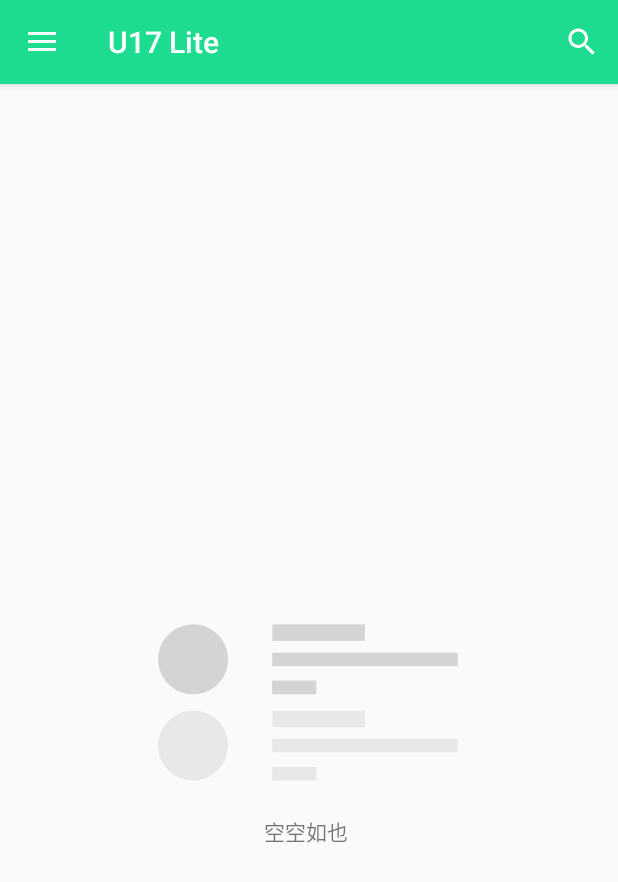
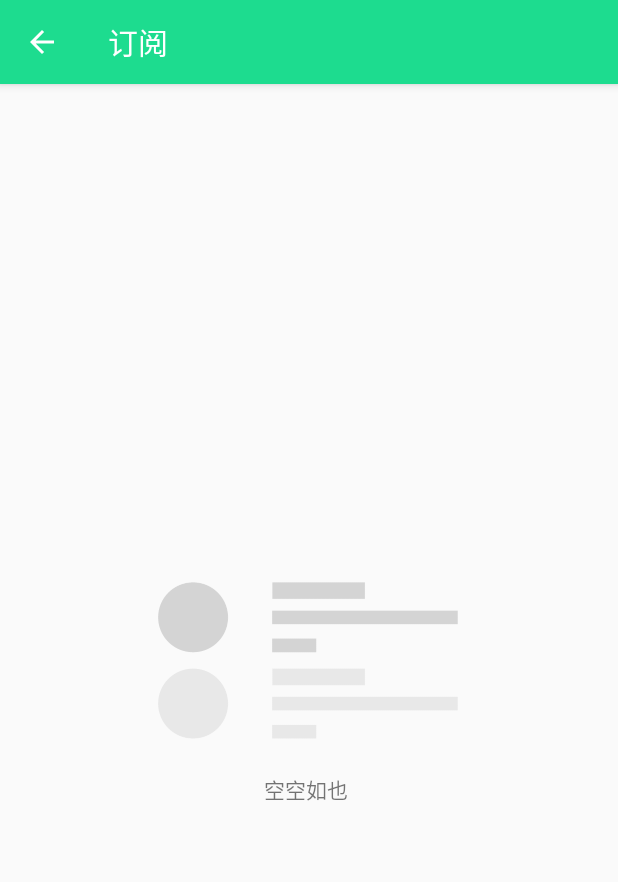
Before and after one commit to qyanzh/U17Lite, an Android app: the screen it shows after launch (MainActivity before the commit, SubscribeActivity after it), in the side drawer, after a tap on "订阅", on a phone screen of 412 x 824 dp. Shown: the top 882 px of the screen. Run offline under Robolectric (Android 15) with nearby library versions, the phone set to English and light mode, and no system bars; our stand-ins replace Room's generated code; pictures from the network do not load; 2 statements that could not run were skipped.

Commit message:
漫画订阅列表

```diff
--- a/app/src/main/AndroidManifest.xml
+++ b/app/src/main/AndroidManifest.xml
@@ -16,7 +16,9 @@
         android:theme="@style/AppTheme"
         android:usesCleartextTraffic="true"
         tools:ignore="AllowBackup,GoogleAppIndexingWarning,InnerclassSeparator">
-        <activity android:name=".activities.TestActivity"></activity>
+        <activity android:name=".activities.DownloadActivity"></activity>
+        <activity android:name=".activities.SubscribeActivity" />
+        <activity android:name=".activities.TestActivity" />
         <activity
             android:name=".activities.ReaderActivity"
             android:configChanges="orientation|keyboardHidden|screenSize"
--- a/app/src/main/java/com/example/u17lite/activities/MainActivity.kt
+++ b/app/src/main/java/com/example/u17lite/activities/MainActivity.kt
@@ -78,6 +78,11 @@ class MainActivity : AppCompatActivity(), NavigationView.OnNavigationItemSelecte
         }
     }
 
+    override fun onDestroy() {
+        super.onDestroy()
+        isForeground = false
+    }
+
     private fun runSubscribeThread() {
         isForeground = true
         Thread {
@@ -139,11 +144,6 @@ class MainActivity : AppCompatActivity(), NavigationView.OnNavigationItemSelecte
         notificationManager.createNotificationChannel(channel)
     }
 
-    override fun onDestroy() {
-        super.onDestroy()
-        isForeground = false
-    }
-
 
     override fun onCreateOptionsMenu(menu: Menu): Boolean {
         menuInflater.inflate(R.menu.main, menu)
@@ -174,10 +174,12 @@ class MainActivity : AppCompatActivity(), NavigationView.OnNavigationItemSelecte
 
             }
             R.id.nav_download -> {
-                startActivity(Intent(this, TestActivity::class.java))
             }
             R.id.nav_star -> {
-
+                startActivity(Intent(this, SubscribeActivity::class.java))
+            }
+            R.id.nav_test -> {
+                startActivity(Intent(this, TestActivity::class.java))
             }
         }
         drawerLayout.closeDrawer(GravityCompat.START)
--- /dev/null
+++ b/app/src/main/java/com/example/u17lite/activities/SubscribeActivity.kt
@@ -0,0 +1,45 @@
+package com.example.u17lite.activities
+
+import android.os.Bundle
+import android.view.MenuItem
+import androidx.appcompat.app.AppCompatActivity
+import androidx.recyclerview.widget.LinearLayoutManager
+import com.example.u17lite.R
+import com.example.u17lite.adapters.ComicAdapter
+import com.example.u17lite.dataBeans.Comic
+import com.example.u17lite.dataBeans.getDatabase
+import kotlinx.android.synthetic.main.activity_subscribe.*
+
+class SubscribeActivity : AppCompatActivity() {
+
+    override fun onCreate(savedInstanceState: Bundle?) {
+        super.onCreate(savedInstanceState)
+        setContentView(R.layout.activity_subscribe)
+        supportActionBar?.let {
+            it.setDisplayHomeAsUpEnabled(true)
+            it.title = "订阅"
+        }
+        val list = mutableListOf<Comic>()
+        Thread {
+            list.addAll(getDatabase(this).comicDao().getSubscribedList())
+            runOnUiThread {
+                rcvComicList.apply {
+                    adapter = ComicAdapter(list, this@SubscribeActivity)
+                    emptyView = emptyview
+                    setHasFixedSize(true)
+                    layoutManager = LinearLayoutManager(this@SubscribeActivity)
+                }
+            }
+        }.start()
+    }
+
+    override fun onOptionsItemSelected(item: MenuItem?): Boolean {
+        return when (item?.itemId) {
+            android.R.id.home -> {
+                onBackPressed()
+                true
+            }
+            else -> super.onOptionsItemSelected(item)
+        }
+    }
+}
--- a/app/src/main/java/com/example/u17lite/adapters/ChapterAdapter.kt
+++ b/app/src/main/java/com/example/u17lite/adapters/ChapterAdapter.kt
@@ -9,6 +9,7 @@ import android.widget.Toast
 import androidx.recyclerview.widget.RecyclerView
 import com.bumptech.glide.Glide
 import com.example.u17lite.R
+import com.example.u17lite.activities.ChapterActivity
 import com.example.u17lite.activities.ReaderActivity
 import com.example.u17lite.dataBeans.Chapter
 import com.example.u17lite.isWebConnect
@@ -32,8 +33,8 @@ class ChapterAdapter(
                             view.context,
                             ReaderActivity::class.java
                         ).apply {
-                            putExtra("comicId", chapter.chapterId)
-                            putExtra("chapterName", chapter.name)
+                            putExtra("download", (activity as ChapterActivity).download)
+                            putExtra("chapter", chapter)
                         })
                 } else {
                     Toast.makeText(activity, "请检查网络连接", Toast.LENGTH_SHORT).show()
--- a/app/src/main/java/com/example/u17lite/adapters/ComicAdapter.kt
+++ b/app/src/main/java/com/example/u17lite/adapters/ComicAdapter.kt
@@ -12,6 +12,9 @@ import androidx.recyclerview.widget.RecyclerView
 import com.bumptech.glide.Glide
 import com.example.u17lite.R
 import com.example.u17lite.activities.ChapterActivity
+import com.example.u17lite.activities.DownloadActivity
+import com.example.u17lite.activities.MainActivity
+import com.example.u17lite.activities.SearchResultActivity
 import com.example.u17lite.dataBeans.Comic
 import kotlinx.android.synthetic.main.rcv_item_comic.view.*
 import kotlinx.android.synthetic.main.rcv_item_load_more.view.*
@@ -22,10 +25,15 @@ class ComicAdapter(var comicList: MutableList<Comic>, var activity: Activity? =
 
     override fun onBindViewHolder(holder: RecyclerView.ViewHolder, position: Int) {
         if (holder is LoadMoreViewHolder) {
-            if (itemCount == 1) holder.tvLoading.visibility = View.GONE
-            if (!hasMore) {
-                Log.d("TAG", "what")
-                holder.tvLoading.text = "到底了"
+            if (activity is MainActivity || activity is SearchResultActivity) {
+                if (itemCount == 1) holder.tvLoading.visibility = View.GONE
+                if (!hasMore) {
+                    Log.d("TAG", "what")
+                    holder.tvLoading.text = "到底了"
+                    holder.progressBar.visibility = View.GONE
+                }
+            } else {
+                holder.tvLoading.visibility = View.GONE
                 holder.progressBar.visibility = View.GONE
             }
         } else if (holder is ComicViewHolder) {
@@ -54,6 +62,7 @@ class ComicAdapter(var comicList: MutableList<Comic>, var activity: Activity? =
                     val comic = comicList[adapterPosition]
                     val intent = Intent(view.context, ChapterActivity::class.java).also {
                         it.putExtra("comic", comic)
+                        it.putExtra("type", if (activity is DownloadActivity) "download" else null)
                     }
                     var options: ActivityOptionsCompat? = null
                     activity?.run {
--- a/app/src/main/java/com/example/u17lite/customViews/MyRecyclerView.kt
+++ b/app/src/main/java/com/example/u17lite/customViews/MyRecyclerView.kt
@@ -2,6 +2,7 @@ package com.example.u17lite.customViews
 
 import android.content.Context
 import android.util.AttributeSet
+import android.util.Log
 import android.view.View
 import android.view.animation.AnimationUtils
 import androidx.recyclerview.widget.RecyclerView
@@ -22,6 +23,7 @@ class MyRecyclerView(context: Context, attrs: AttributeSet? = null, defStyle: In
 
     fun checkIfEmpty() {
         adapter?.let {
+            Log.d("TAG", "" + emptyView?.visibility)
             emptyView?.visibility = if (it.itemCount > 1) View.GONE else View.VISIBLE
         }
     }
--- a/app/src/main/java/com/example/u17lite/dataBeans/AppDatabase.kt
+++ b/app/src/main/java/com/example/u17lite/dataBeans/AppDatabase.kt
@@ -5,7 +5,7 @@ import androidx.room.Database
 import androidx.room.Room
 import androidx.room.RoomDatabase
 
-@Database(entities = [Chapter::class, Comic::class], version = 4)
+@Database(entities = [Chapter::class, Comic::class], version = 5)
 abstract class AppDatabase : RoomDatabase() {
     abstract fun chapterDao(): ChapterDao
     abstract fun comicDao(): ComicDao
--- a/app/src/main/java/com/example/u17lite/dataBeans/ChapterDao.kt
+++ b/app/src/main/java/com/example/u17lite/dataBeans/ChapterDao.kt
@@ -8,21 +8,15 @@ interface ChapterDao {
     @Query("SELECT * FROM chapter")
     fun getAll(): List<Chapter>
 
-    @Query("SELECT * FROM chapter WHERE chapterId IN (:chapterIds)")
-    fun loadAllByIds(chapterIds: LongArray): List<Chapter>
+    @Query("SELECT * FROM chapter WHERE chapterId = :chapterId")
+    fun find(chapterId: Long): Chapter?
 
     @Insert(onConflict = REPLACE)
-    fun insertAll(vararg users: Chapter)
-
-    @Query("SELECT * FROM chapter WHERE chapterId = :chapter")
-    fun isExist(chapter: Long): Boolean
+    fun insert(vararg users: Chapter)
 
     @Update
     fun update(vararg chapters: Chapter)
 
-    @Update
-    fun update(chapters: List<Chapter>)
-
     @Delete
-    fun delete(user: Chapter)
+    fun delete(chapter: Chapter)
 }
--- /dev/null
+++ b/app/src/main/res/layout/activity_subscribe.xml
@@ -0,0 +1,16 @@
+<?xml version="1.0" encoding="utf-8"?>
+<FrameLayout xmlns:android="http://schemas.android.com/apk/res/android"
+    xmlns:tools="http://schemas.android.com/tools"
+    android:layout_width="match_parent"
+    android:layout_height="match_parent"
+    tools:context=".activities.SubscribeActivity">
+
+    <com.example.u17lite.customViews.MyRecyclerView
+        android:id="@+id/rcvComicList"
+        android:layout_width="match_parent"
+        android:layout_height="match_parent" />
+
+    <include
+        android:id="@+id/emptyview"
+        layout="@layout/content_empty" />
+</FrameLayout>
--- a/app/src/main/res/layout/content_comic.xml
+++ b/app/src/main/res/layout/content_comic.xml
@@ -16,6 +16,7 @@
         <include layout="@layout/rcv_item_comic" />
 
         <TextView
+            android:id="@+id/tvChapterList"
             android:layout_marginHorizontal="8dp"
             android:layout_width="wrap_content"
             android:layout_height="wrap_content"
--- a/app/src/main/res/menu/activity_main_drawer.xml
+++ b/app/src/main/res/menu/activity_main_drawer.xml
@@ -3,7 +3,7 @@
     xmlns:tools="http://schemas.android.com/tools"
     tools:showIn="navigation_view">
 
-    <group android:checkableBehavior="single">
+
     <item
         android:id="@+id/nav_home"
         android:icon="@drawable/ic_view_list_white_24dp"
@@ -16,6 +16,11 @@
         android:id="@+id/nav_star"
         android:icon="@drawable/ic_star_black_24dp"
         android:title="订阅" />
-    </group>
+
+    <item
+        android:id="@+id/nav_test"
+        android:icon="@drawable/ic_menu_camera"
+        android:title="测试" />
+
 
 </menu>
```
Also changed, not shown: app/src/main/java/com/example/u17lite/activities/ChapterActivity.kt (+16 -6 lines), app/src/main/java/com/example/u17lite/activities/DownloadActivity.kt (added, +30 -0 lines), app/src/main/java/com/example/u17lite/activities/ReaderActivity.kt (+44 -42 lines), app/src/main/java/com/example/u17lite/dataBeans/Chapter.kt (+36 -2 lines), app/src/main/res/layout/activity_download.xml (added, +13 -0 lines). Lines whose indentation alone changed are shown as unchanged.
